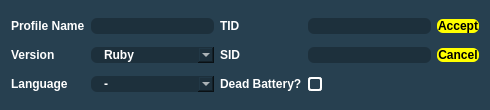
Before: the Qt Designer form Forms/Gen3/ProfileManager3NewEdit.ui in Admiral-Fish/PokeFinder, drawn with Qt 5.
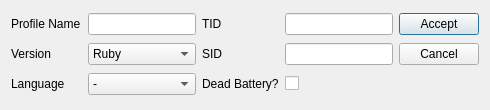
After: the same form once the commit is applied. Custom widgets are drawn as their Qt base class.

Patch:
```diff
--- a/Forms/Gen3/ProfileManager3NewEdit.ui
+++ b/Forms/Gen3/ProfileManager3NewEdit.ui
@@ -31,91 +31,6 @@
   <property name="windowTitle">
    <string>Profile Editor Gen 3</string>
   </property>
-  <property name="styleSheet">
-   <string notr="true">QDialog {
-	background-color: #274050;
-}
-
-QLineEdit {
-	qproperty-alignment: AlignCenter;
-	background-color: #1D303C;
-	border:none;
-	border-radius: 6px;
-	color: white;
-	font-family: &quot;Myriad Pro&quot;, Montserrat;
-	font-weight: 500;
-}
-
-QPushButton {
-	border: none;
-	border-radius: 6px;
-	color: black;
-	background-color: yellow;
-	font-family: &quot;Myriad Pro&quot;, Montserrat;
-	font-weight: 500;
-}
-
-QComboBox {
-	background-color: #1D303C;
-	border: none;
-	border-radius: 6px;
-	color: white;
-	padding-left: 13px;
-	font-family: &quot;Myriad Pro&quot;, Montserrat;
-	font-weight: 500;
-}
-
-QComboBox QListView{
-	color: white;
-	background-color: #1D303C;
-	border:1px solid black;
-	padding-left: 3px;
-}
-
-QComboBox::item:alternate {
-	background: #1D303C;
-}
-
-QComboBox::item:selected {
-	border: 1px solid transparent;
-	background: #003941;
-}
-
-QComboBox::indicator{
-	background-color:transparent;
-	selection-background-color:transparent;
-	color:transparent;
-	selection-color:transparent;
-}
-
-QComboBox::editable {
-	background-color: #1D303C;
-	border: none;
-	border-radius: 6px;
-	color: white;
-}
-
-QLabel {
-	color: white;
-	font-family: &quot;Myriad Pro&quot;, Montserrat;
-	font-weight: 500;
-}
-
-QCheckBox::indicator {
-	border: 2px solid white;
-	border-radius: 3px;
-	height: 10px;
-	width: 10px;
-}
-
-QCheckBox::indicator:unchecked {
-	background-color: #274050;
-}
-
-QCheckBox::indicator:checked {
-	background-color: white;
-}</string>
-  </property>
   <layout class="QGridLayout" name="gridLayout">
    <item row="0" column="0">
     <widget class="QLabel" name="labelProfile">
```
